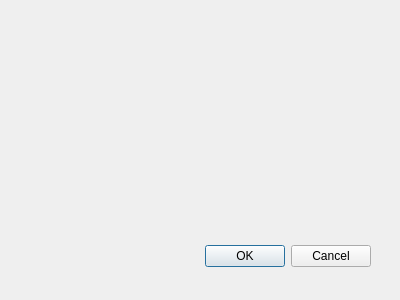
Before: the Qt Designer form src/dialogs/cylindereditor.ui in Symbian9/ldforge, drawn with Qt 5.
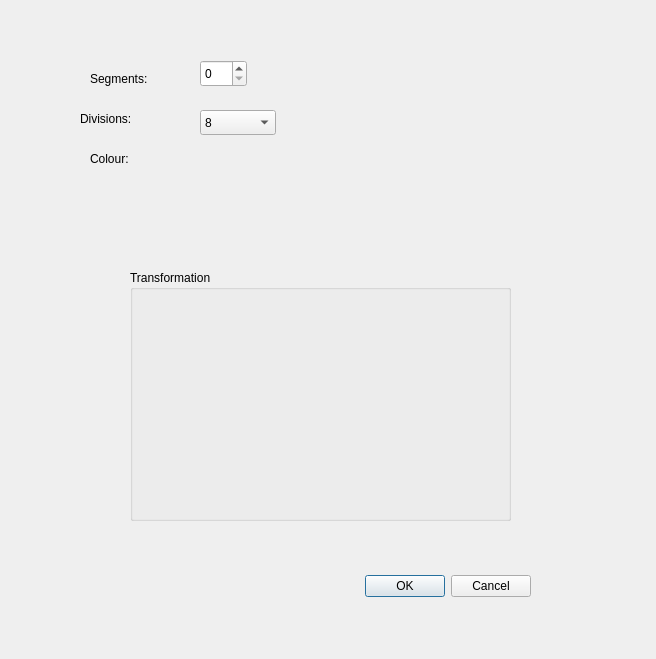
After: the same form once the commit is applied. Custom widgets are drawn as their Qt base class.

Commit message: separated the color button into a new widget

The edit to the form file:
```diff
--- a/src/dialogs/cylindereditor.ui
+++ b/src/dialogs/cylindereditor.ui
@@ -6,8 +6,8 @@
    <rect>
     <x>0</x>
     <y>0</y>
-    <width>400</width>
-    <height>300</height>
+    <width>656</width>
+    <height>659</height>
    </rect>
   </property>
   <property name="windowTitle">
@@ -16,8 +16,8 @@
   <widget class="QDialogButtonBox" name="buttonBox">
    <property name="geometry">
     <rect>
-     <x>30</x>
-     <y>240</y>
+     <x>190</x>
+     <y>570</y>
      <width>341</width>
      <height>32</height>
     </rect>
@@ -29,7 +29,107 @@
     <set>QDialogButtonBox::Cancel|QDialogButtonBox::Ok</set>
    </property>
   </widget>
+  <widget class="QGroupBox" name="groupBox">
+   <property name="geometry">
+    <rect>
+     <x>130</x>
+     <y>270</y>
+     <width>381</width>
+     <height>251</height>
+    </rect>
+   </property>
+   <property name="title">
+    <string>Transformation</string>
+   </property>
+   <layout class="QVBoxLayout" name="verticalLayout">
+    <item>
+     <widget class="MatrixEditor" name="matrixEditor" native="true"/>
+    </item>
+   </layout>
+  </widget>
+  <widget class="QComboBox" name="divisions">
+   <property name="geometry">
+    <rect>
+     <x>200</x>
+     <y>110</y>
+     <width>76</width>
+     <height>25</height>
+    </rect>
+   </property>
+   <item>
+    <property name="text">
+     <string>8</string>
+    </property>
+   </item>
+   <item>
+    <property name="text">
+     <string>16</string>
+    </property>
+   </item>
+   <item>
+    <property name="text">
+     <string>48</string>
+    </property>
+   </item>
+  </widget>
+  <widget class="QLabel" name="label">
+   <property name="geometry">
+    <rect>
+     <x>80</x>
+     <y>110</y>
+     <width>81</width>
+     <height>17</height>
+    </rect>
+   </property>
+   <property name="text">
+    <string>Divisions:</string>
+   </property>
+  </widget>
+  <widget class="QLabel" name="label_2">
+   <property name="geometry">
+    <rect>
+     <x>90</x>
+     <y>70</y>
+     <width>63</width>
+     <height>17</height>
+    </rect>
+   </property>
+   <property name="text">
+    <string>Segments:</string>
+   </property>
+  </widget>
+  <widget class="QSpinBox" name="segments">
+   <property name="geometry">
+    <rect>
+     <x>200</x>
+     <y>60</y>
+     <width>47</width>
+     <height>27</height>
+    </rect>
+   </property>
+  </widget>
+  <widget class="QLabel" name="label_3">
+   <property name="geometry">
+    <rect>
+     <x>90</x>
+     <y>150</y>
+     <width>63</width>
+     <height>17</height>
+    </rect>
+   </property>
+   <property name="text">
+    <string>Colour:</string>
+   </property>
+  </widget>
  </widget>
+ <customwidgets>
+  <customwidget>
+   <class>MatrixEditor</class>
+   <extends>QWidget</extends>
+   <header>widgets/matrixeditor.h</header>
+   <container>1</container>
+  </customwidget>
+ </customwidgets>
  <resources/>
  <connections>
   <connection>
```
The commit also changes 7 other files.
